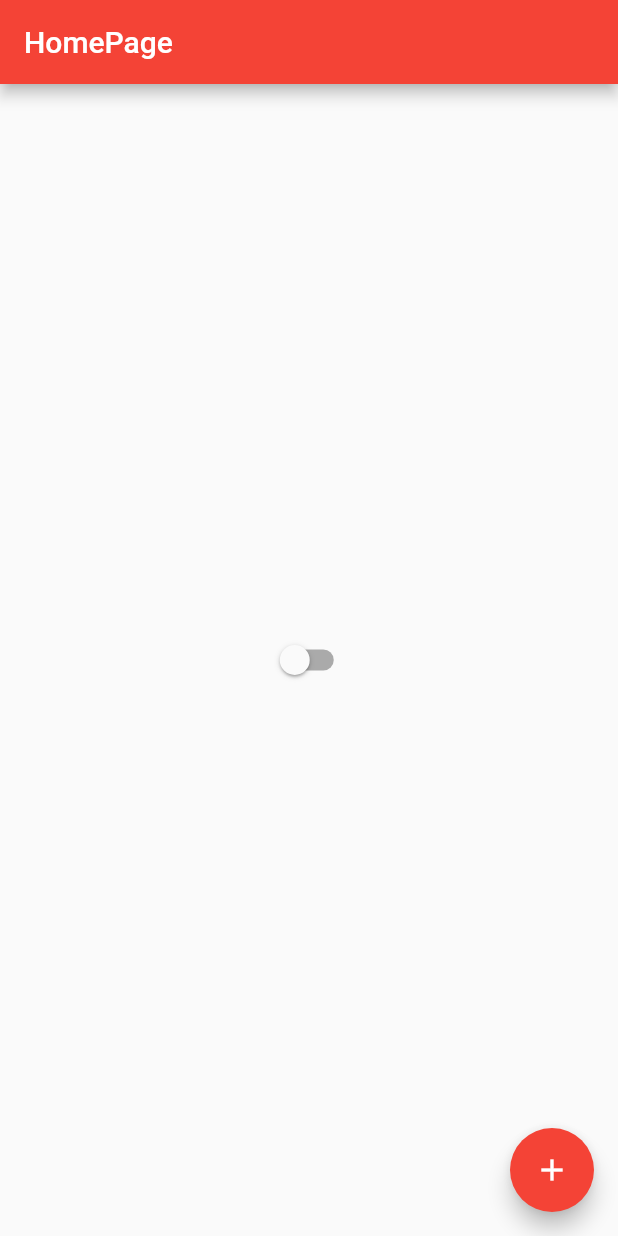
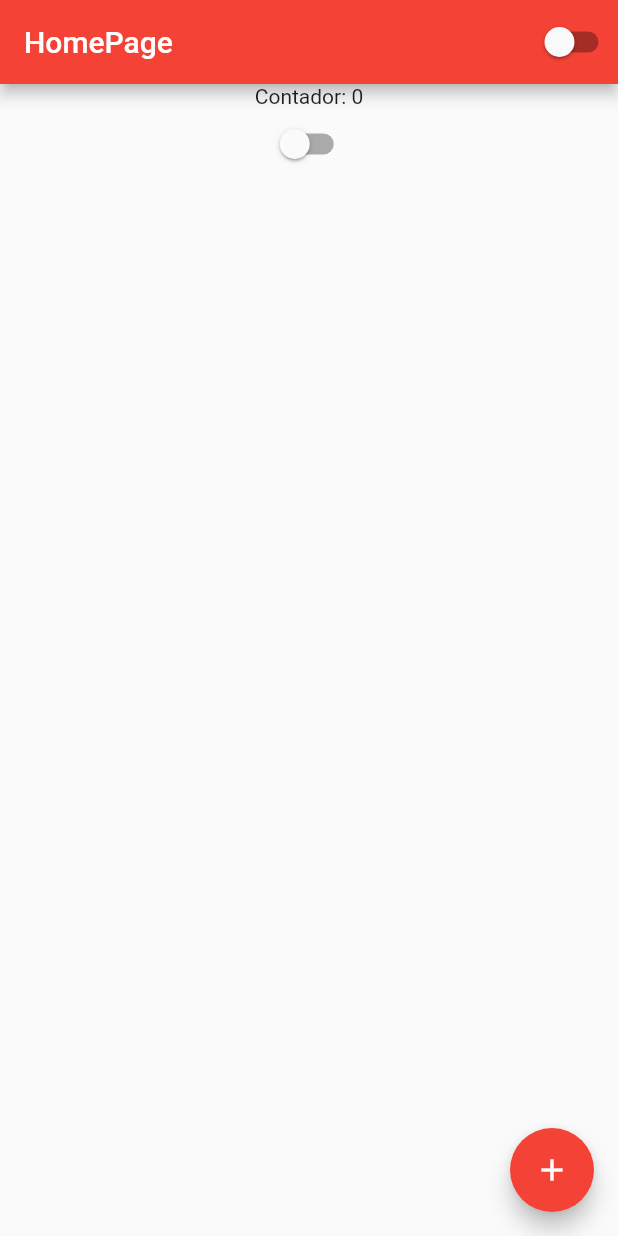
Before and after one commit to Sallazarr/Flutterando, a Flutter app: the screen it shows after launch, on a phone screen of 412 x 824 dp. Run offline on Flutter 3.47's test engine with Material 3 defaults, Android fonts, the phone set to English and light mode, and no system bars.

Commit message:
Estudos Flutterando

```diff
--- a/ola_mundo/lib/home_page.dart
+++ b/ola_mundo/lib/home_page.dart
@@ -14,15 +14,12 @@ class HomePageState extends State<HomePage> {
   @override
   Widget build(BuildContext context) {
     return Scaffold(
-      appBar: AppBar(title: Text('HomePage')),
+      appBar: AppBar(title: Text('HomePage'), actions: [CustomSwitch()]),
 
-      body: Center(
-        child: Switch(
-          value: appController.instance.isDarkTheme,
-          onChanged: (value) {
-            appController.instance.changeTheme();
-          },
-        ),
+      body: Container(
+        width: double.infinity,
+        height: double.infinity,
+        child: Column(children: [Text('Contador: $counter'), CustomSwitch()]),
       ),
       floatingActionButton: FloatingActionButton(
         child: Icon(Icons.add),
@@ -35,3 +32,15 @@ class HomePageState extends State<HomePage> {
     );
   }
 }
+
+class CustomSwitch extends StatelessWidget {
+  @override
+  Widget build(BuildContext context) {
+    return Switch(
+      value: appController.instance.isDarkTheme,
+      onChanged: (value) {
+        appController.instance.changeTheme();
+      },
+    );
+  }
+}
```
